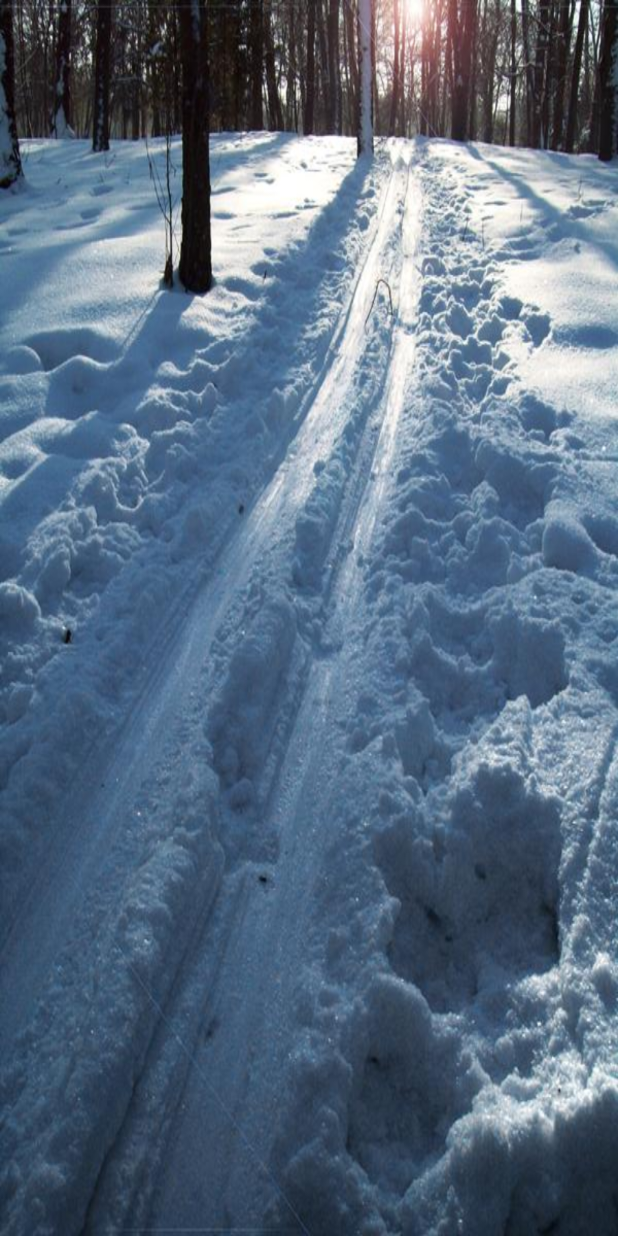
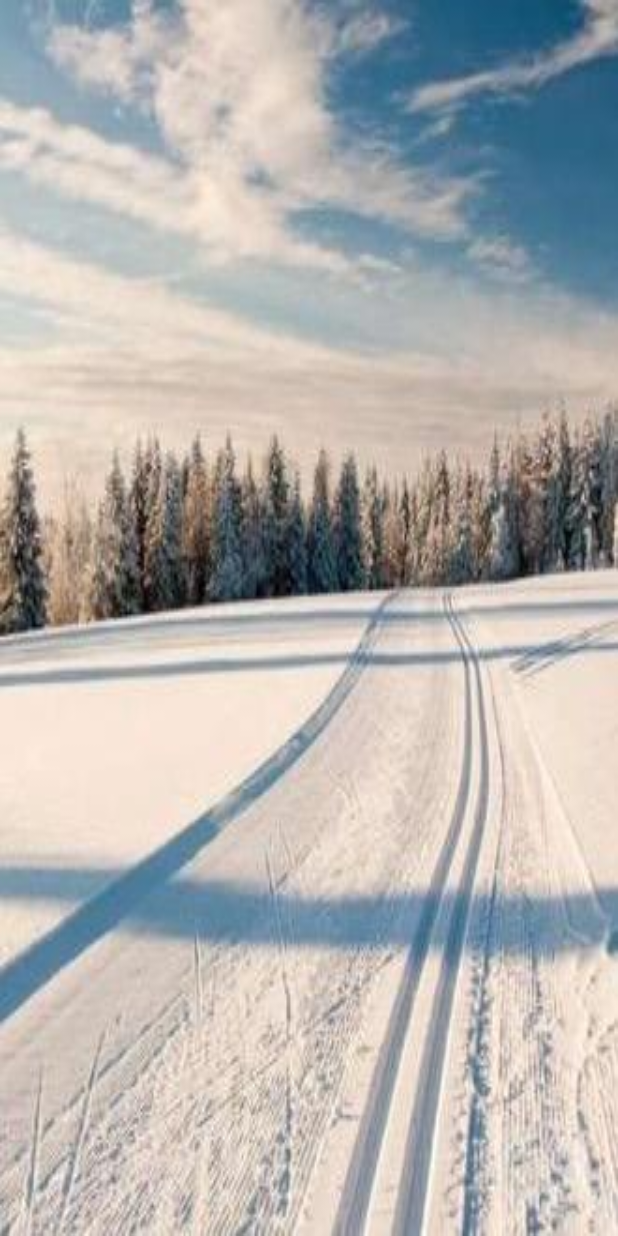
Before and after one commit to DmiriiKalugin/SkiFoercaster, an Android app: the First screen opened directly, with no data from a screen before it, on a phone screen of 412 x 824 dp. Run offline under Robolectric (Android 15) with nearby library versions, the phone set to English and light mode, and no system bars.

Commit message:
To create first activity

```diff
--- a/app/src/main/AndroidManifest.xml
+++ b/app/src/main/AndroidManifest.xml
@@ -6,13 +6,13 @@
         android:allowBackup="true"
         android:icon="@mipmap/ic_launcher"
         android:label="@string/app_name"
-        android:roundIcon="@mipmap/ic_launcher_round"
+        android:roundIcon="@mipmap/ic_ski_forecaster"
         android:supportsRtl="true"
         android:theme="@style/AppTheme">
-        <activity android:name=".Main2Activity"
+        <activity android:name=".First"
             android:theme="@style/Theme.AppCompat.Light.NoActionBar"></activity>
         <activity
-            android:name=".MainActivity"
+            android:name=".Splash"
             android:theme="@style/Theme.AppCompat.Light.NoActionBar">
             <intent-filter>
                 <action android:name="android.intent.action.MAIN" />
--- a/app/src/main/java/ru/dkalugin/ski_forecaster/Main2Activity.java
+++ b/app/src/main/java/ru/dkalugin/ski_forecaster/First.java
@@ -4,11 +4,11 @@ import androidx.appcompat.app.AppCompatActivity;
 
 import android.os.Bundle;
 
-public class Main2Activity extends AppCompatActivity {
+public class First extends AppCompatActivity {
 
     @Override
     protected void onCreate(Bundle savedInstanceState) {
         super.onCreate(savedInstanceState);
-        setContentView(R.layout.activity_main2);
+        setContentView(R.layout.activity_first);
     }
 }
--- a/app/src/main/java/ru/dkalugin/ski_forecaster/MainActivity.java
+++ b/app/src/main/java/ru/dkalugin/ski_forecaster/Splash.java
@@ -3,22 +3,21 @@ package ru.dkalugin.ski_forecaster;
 import androidx.appcompat.app.AppCompatActivity;
 
 import android.content.Intent;
-import android.content.ServiceConnection;
 import android.os.Bundle;
 import android.view.View;
 import android.widget.Button;
 
-public class MainActivity extends AppCompatActivity {
+public class Splash extends AppCompatActivity {
 
     @Override
     protected void onCreate(Bundle savedInstanceState) {
         super.onCreate(savedInstanceState);
-        setContentView(R.layout.activity_main);
+        setContentView(R.layout.activity_splash);
         Button next = (Button) findViewById(R.id.next_activity);
         next.setOnClickListener(new View.OnClickListener(){
             @Override
             public void onClick(View v){
-                Intent intent_next_activity = new Intent(MainActivity.this, Main2Activity.class);
+                Intent intent_next_activity = new Intent(Splash.this, First.class);
                 startActivity(intent_next_activity);
             }
         });
--- a/app/src/main/res/layout/activity_main2.xml
+++ b/app/src/main/res/layout/activity_first.xml
@@ -4,5 +4,5 @@
     xmlns:tools="http://schemas.android.com/tools"
     android:layout_width="match_parent"
     android:layout_height="match_parent"
-    android:background="@drawable/ski"
-    tools:context=".Main2Activity" />
+    android:background="@mipmap/first_background"
+    tools:context=".First" />
--- a/app/src/main/res/values/strings.xml
+++ b/app/src/main/res/values/strings.xml
@@ -1,5 +1,5 @@
 <resources>
     <string name="app_name">Лыжный Синоптик</string>
     <string name="welcom_screen">Экран приветствия</string>
-    <string name="next_activity">Вперед!</string>
+    <string name="next_activity">Старт!</string>
 </resources>
```
Also changed, not shown: app/src/main/res/layout/activity_splash.xml (renamed from app/src/main/res/layout/activity_main.xml, +4 -4 lines), app/src/main/res/drawable-v24/background.jpeg (deleted), app/src/main/res/drawable-v24/ski.jpg (deleted), app/src/main/res/mipmap-hdpi/first_background.jpeg (added).
